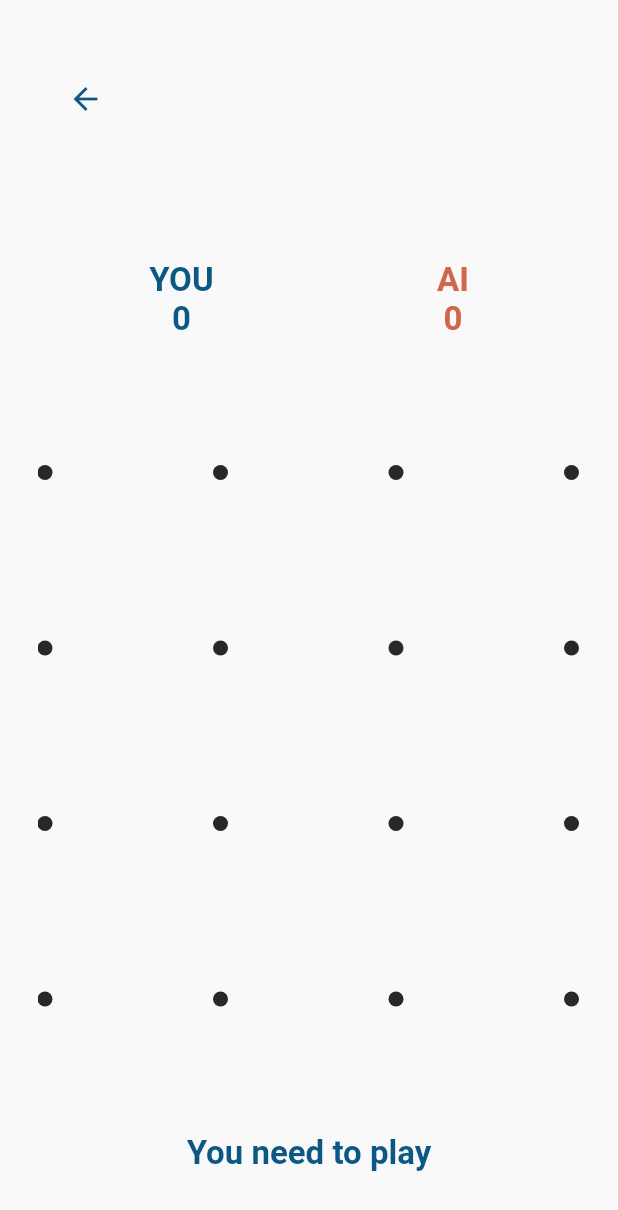
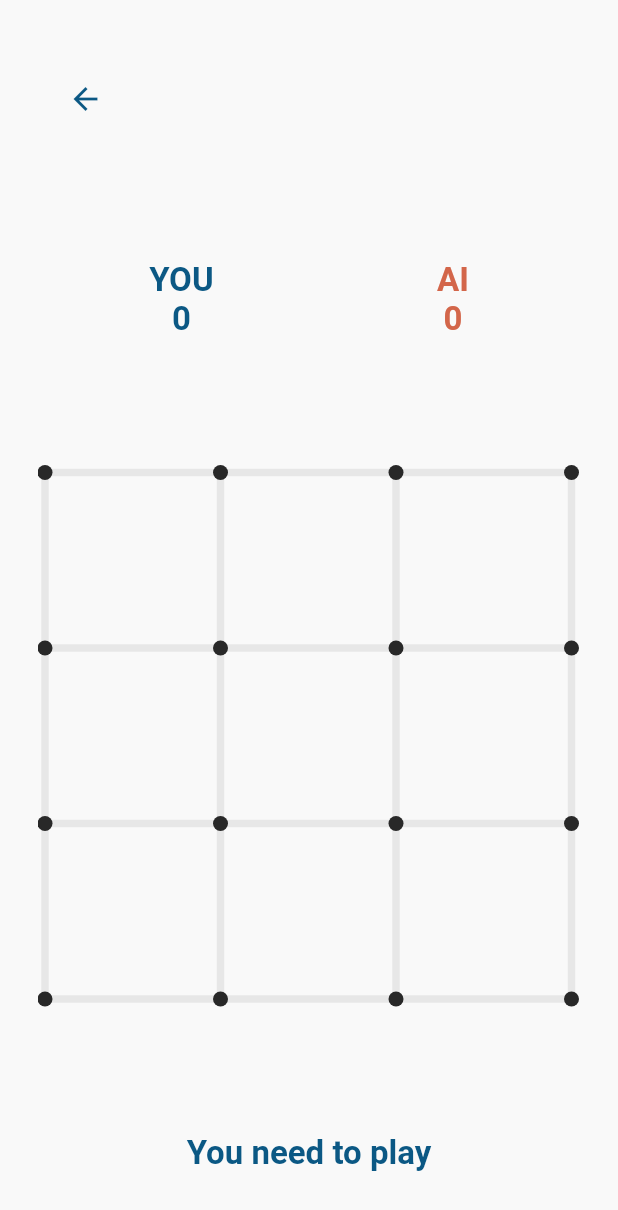
Before and after one commit to achiev-open/box-me-up, a Flutter app: the screen it shows after launch, after a tap on "PLAY", on a phone screen of 412 x 824 dp. Shown: the top 1210 px of the screen. Run offline on Flutter 3.47's test engine with Material 2 defaults, Android fonts, the phone set to English and light mode, and no system bars.

Commit message:
remove french word, add grey preview of lines due to feedback on testflight

```diff
--- a/lib/views/game-view/services/game-layout.dart
+++ b/lib/views/game-view/services/game-layout.dart
@@ -66,7 +66,7 @@ class GameLayout {
         child: Container(
           width: line.direction == LineDirection.horizontal ? blocSize : 5,
           height: line.direction == LineDirection.vertical ? blocSize : 5,
-          color: GameLayout.getPlayerColor(line.owner),
+          color: line.owner == Player.none ? Colors.grey.withAlpha(50) : GameLayout.getPlayerColor(line.owner),
         ),
       );
 
--- a/lib/views/home-view/components/settings-widget.dart
+++ b/lib/views/home-view/components/settings-widget.dart
@@ -16,7 +16,7 @@ class SettingsWidget extends StatelessWidget {
       7: '7x7',
     };
     Map<AITypes, String> playerChoices = {
-      AITypes.stupid: "Easy",
+      AITypes.stupid: "Easy AI",
       // AITypes.smart: "Hard",
       AITypes.none: '2 Players',
     };
@@ -39,7 +39,7 @@ class SettingsWidget extends StatelessWidget {
         ),
         Padding(
           padding: EdgeInsets.fromLTRB(0, 25, 0, 15),
-          child: Text('Joueurs :', style: TextStyle(fontWeight: FontWeight.bold)),
+          child: Text('Players :', style: TextStyle(fontWeight: FontWeight.bold)),
         ),
         SingleChoiceToggleButtons(
             choices: playerChoices.values.toList(),
```
Also changed, not shown: pubspec.lock, 1 other file.
